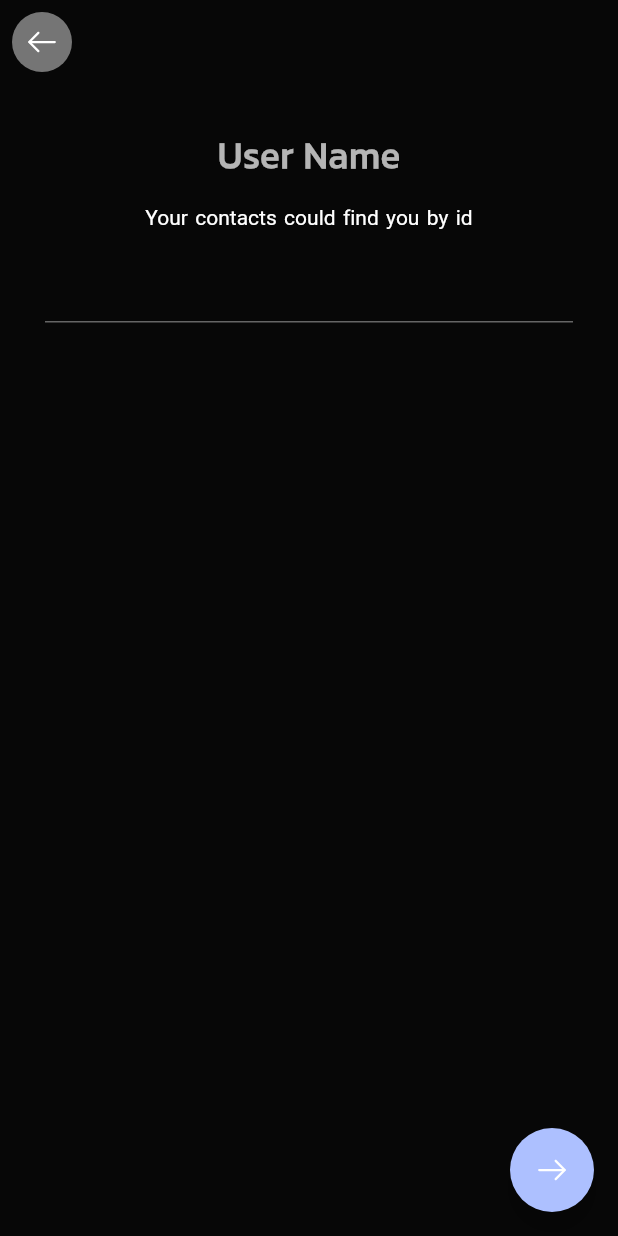
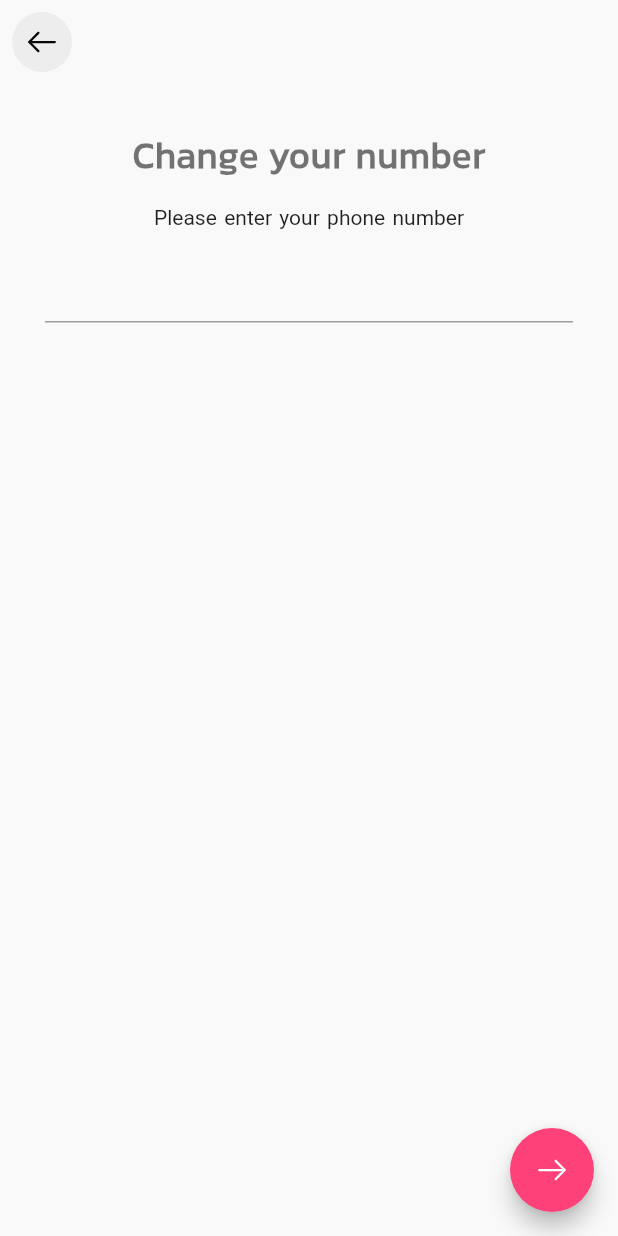
Before and after one commit to Abolfazl-MI/deltangi, a Flutter app: the screen it shows after launch, on a phone screen of 412 x 824 dp. Run offline on Flutter 3.47's test engine with Material 2 defaults, Android fonts, the light colour scheme and no system bars; our stand-ins replace flutter_svg, get, intl_phone_field, pinput, styled_text.

Commit message:
added edit phone number screen

```diff
--- a/lib/controllers/language_controller.dart
+++ b/lib/controllers/language_controller.dart
@@ -38,14 +38,19 @@ class LanguageConstant {
   static const String editUserName = 'edit_user_name';
   static const String setUserName = 'set_user_named';
   static const String contactsFindYouWithId = 'contact_could_find_you_by_id';
+  static const String changeNumber = 'change_number';
+  static const String enterPhoneNumber = 'enter_phone_number';
 }
 
 class Language extends Translations {
   @override
   Map<String, Map<String, String>> get keys => {
         "fa_IR": {
-          LanguageConstant.contactsFindYouWithId:'مخاطب شما میتواند شما با استفاده از ایدی شما را پیدا کند',
-          LanguageConstant.setUserName:'نام کاربری خود را ایجاد کنید',
+          LanguageConstant.changeNumber:'تغییر شماره تلفن',
+          LanguageConstant.enterPhoneNumber:'لطفا شماره جدید خود را وارد کنید',
+          LanguageConstant.contactsFindYouWithId:
+              'مخاطب شما میتواند شما با استفاده از ایدی شما را پیدا کند',
+          LanguageConstant.setUserName: 'نام کاربری خود را ایجاد کنید',
           LanguageConstant.pleaseEnterEmail: 'لطفا ایمیل خود را وارد کنید',
           LanguageConstant.editEmail: 'تغییر ایمیل',
           LanguageConstant.send: 'ارسال',
@@ -123,8 +128,11 @@ class Language extends Translations {
           LanguageConstant.dailyNote: 'Daily Messages',
           LanguageConstant.youCouldWriteDailyNotes:
               'you can write message to your  partner every day',
-              LanguageConstant.contactsFindYouWithId:'Your contacts could find you by id',
-          LanguageConstant.setUserName:'User Name'
+          LanguageConstant.contactsFindYouWithId:
+              'Your contacts could find you by id',
+          LanguageConstant.setUserName: 'User Name',
+          LanguageConstant.changeNumber:'Change your number',
+          LanguageConstant.enterPhoneNumber:'Please enter your phone number'
         },
       };
 }
--- a/lib/main.dart
+++ b/lib/main.dart
@@ -29,10 +29,10 @@ class MyApp extends StatelessWidget {
       title: 'Deltangi',
       theme: AppThemeManager.lightMode,
       darkTheme: AppThemeManager.darkMode,
-      themeMode: ThemeMode.dark,
+      themeMode: ThemeMode.light,
       translations: Language(),
       getPages: AppRouter.pages,
-      initialRoute: AppRouteNames.setEditUserNameScreen,
+      initialRoute: AppRouteNames.editPhoneNumberScreen,
       locale: Locale('en', 'Us'),
       fallbackLocale: Locale('en', 'US'),
     );
--- a/lib/views/router/route_names.dart
+++ b/lib/views/router/route_names.dart
@@ -10,4 +10,5 @@ class AppRouteNames {
   static const String dailyNotes = '/dailyNotesScreen';
   static const String editEmailScreen = '/editEmailScreen';
   static const String setEditUserNameScreen = '/setEditUsernameScreen';
+  static const String editPhoneNumberScreen = '/editPhoneNumberScreen';
 }
--- a/lib/views/router/router.dart
+++ b/lib/views/router/router.dart
@@ -2,6 +2,7 @@ import 'package:deltangi/views/router/route_names.dart';
 import 'package:deltangi/views/screens/complete_profile/complete_profile_screen.dart';
 import 'package:deltangi/views/screens/daily_notes/daily_note_screeen.dart';
 import 'package:deltangi/views/screens/edit_email_screen/edit_email_screen.dart';
+import 'package:deltangi/views/screens/edit_phone_number/edit_phone_number_screen.dart';
 import 'package:deltangi/views/screens/edit_user_name/edit_user_name.dart';
 import 'package:deltangi/views/screens/find_your_partner/find_your_partnner.dart';
 import 'package:deltangi/views/screens/introduction/intro_screen.dart';
@@ -43,6 +44,12 @@ class AppRouter {
       page: () => EditEmailScreen(),
     ),
     GetPage(
-        name: AppRouteNames.setEditUserNameScreen, page: () => EditUserName())
+      name: AppRouteNames.setEditUserNameScreen,
+      page: () => EditUserName(),
+    ),
+    GetPage(
+      name: AppRouteNames.editPhoneNumberScreen,
+      page: () => EditPhoneNumber(),
+    )
   ];
 }
--- /dev/null
+++ b/lib/views/screens/edit_phone_number/edit_phone_number_screen.dart
@@ -0,0 +1,69 @@
+
+import 'package:deltangi/controllers/language_controller.dart';
+import 'package:deltangi/gen/assets.gen.dart';
+import 'package:deltangi/views/widgets/icon_button_background.dart';
+import 'package:flutter/foundation.dart';
+import 'package:flutter/material.dart';
+import 'package:flutter/widgets.dart';
+import 'package:flutter_svg/flutter_svg.dart';
+import 'package:get/get.dart';
+
+class EditPhoneNumber extends StatelessWidget {
+  const EditPhoneNumber({super.key});
+
+  @override
+  Widget build(BuildContext context) {
+    TextTheme textTheme = Theme.of(context).textTheme;
+    return Scaffold(
+      floatingActionButton: FloatingActionButton(
+        onPressed: () {},
+        child: SvgPicture.asset(Assets.icons.arrowForward),
+      ),
+      appBar: AppBar(
+        elevation: 0,
+        backgroundColor: Colors.transparent,
+        leading: Padding(
+          padding: const EdgeInsets.all(8.0),
+          child: CircleIconButton(
+            iconPath: Assets.icons.arrowLeft,
+            onTap: () {},
+          ),
+        ),
+      ),
+      body: Column(
+        children: [
+          SizedBox(
+            height: 30,
+          ),
+          Center(
+            child: Text(
+              LanguageConstant.changeNumber.tr,
+              style: textTheme.headlineLarge!
+                  .copyWith(fontSize: 26, fontWeight: FontWeight.bold),
+            ),
+          ),
+          SizedBox(
+            height: 10,
+          ),
+          Center(
+            child: Text(
+              LanguageConstant.enterPhoneNumber.tr,
+              style: textTheme.bodyLarge!.copyWith(fontSize: 14),
+            ),
+          ),
+          SizedBox(
+            height: 10,
+          ),
+          Padding(
+            padding: const EdgeInsets.symmetric(horizontal: 30),
+            child: TextFormField(
+              onTapOutside: (value) {
+                FocusScope.of(context).unfocus();
+              },
+            ),
+          )
+        ],
+      ),
+    );
+  }
+}
```
